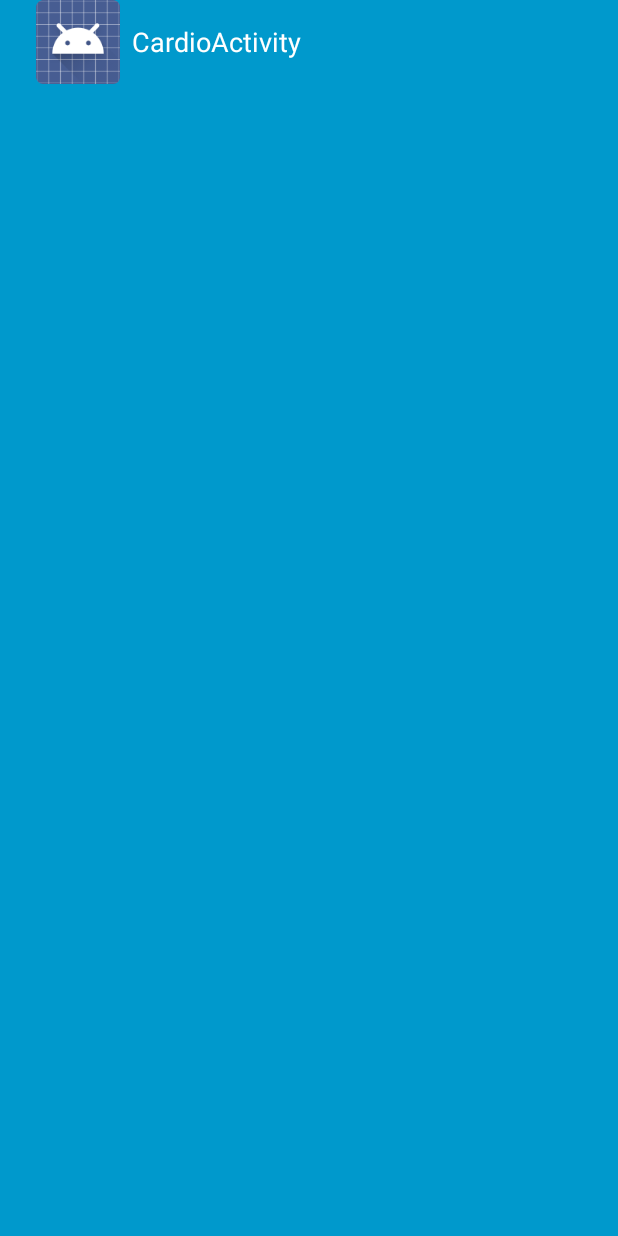
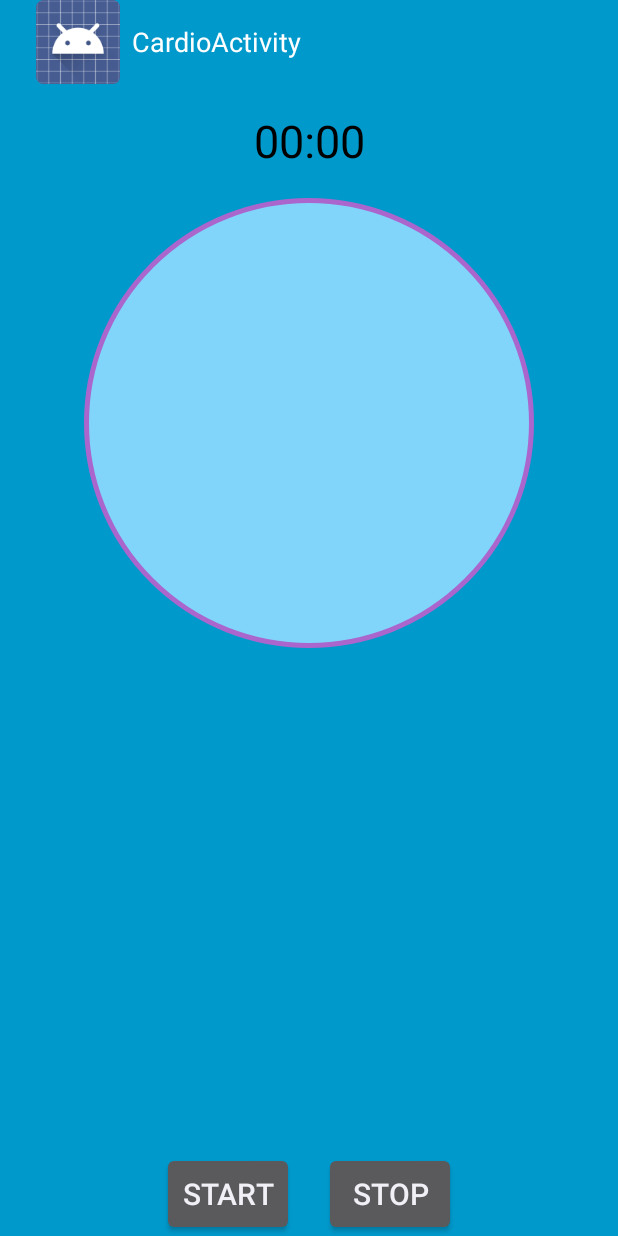
Before and after one commit to gavlaaaaaaaa/Gymify-for-Android, an Android app: the CardioActivity screen opened directly, with no data from a screen before it, on a phone screen of 412 x 824 dp. Run offline under Robolectric (Android 15) with nearby library versions, the phone set to English and light mode, and no system bars.

Commit message:
Improved step tracket CardioActivity page- added timer

```diff
--- a/gymify/src/main/java/com/gav/gymify/CardioActivity.java
+++ b/gymify/src/main/java/com/gav/gymify/CardioActivity.java
@@ -1,20 +1,31 @@
 package com.gav.gymify;
 
 import android.content.Context;
+import android.content.DialogInterface;
 import android.hardware.Sensor;
 import android.hardware.SensorEvent;
 import android.hardware.SensorEventListener;
 import android.hardware.SensorManager;
 import android.os.Bundle;
 import android.app.Activity;
+import android.os.SystemClock;
+import android.view.View;
+import android.view.animation.Animation;
+import android.view.animation.ScaleAnimation;
+import android.widget.Button;
+import android.widget.Chronometer;
+import android.widget.RelativeLayout;
 import android.widget.TextView;
 
-public class CardioActivity extends Activity implements SensorEventListener {
+public class CardioActivity extends Activity implements SensorEventListener, View.OnClickListener{
 
 
     private SensorManager mSensorManager;
     private Sensor mStepDetectorSensor;
     private TextView detectorTV;
+    private Chronometer chronometer;
+    private RelativeLayout circleLayout;
+    private long steps = 0;
 
     @Override
     protected void onCreate(Bundle savedInstanceState) {
@@ -22,9 +33,14 @@ public class CardioActivity extends Activity implements SensorEventListener {
         setContentView(R.layout.activity_cardio);
 
         detectorTV = (TextView)findViewById(R.id.detector);
+        chronometer = (Chronometer) findViewById(R.id.chronometer);
+        //circleLayout = (RelativeLayout) findViewById(R.id.circleLayout);
+        findViewById(R.id.startBtn).setOnClickListener(this);
+        findViewById(R.id.stopBtn).setOnClickListener(this);
 
         mSensorManager = (SensorManager) getSystemService(Context.SENSOR_SERVICE);
         mStepDetectorSensor = mSensorManager.getDefaultSensor(Sensor.TYPE_STEP_DETECTOR);
+
     }
 
 
@@ -40,8 +56,8 @@ public class CardioActivity extends Activity implements SensorEventListener {
 
 
         if (sensor.getType() == Sensor.TYPE_STEP_DETECTOR) {
-            // For test only. Only allowed value is 1.0 i.e. for step taken
-            detectorTV.setText("Step Detector Detected : " + value);
+            steps++;
+            detectorTV.setText("Steps\n" + steps);
         }
     }
 
@@ -64,4 +80,17 @@ public class CardioActivity extends Activity implements SensorEventListener {
     public void onAccuracyChanged(Sensor sensor, int accuracy) {
 
     }
+
+    @Override
+    public void onClick(View v) {
+        switch (v.getId()){
+            case R.id.startBtn:
+                chronometer.setBase(SystemClock.elapsedRealtime());
+                chronometer.start();
+                break;
+            case R.id.stopBtn:
+                chronometer.stop();
+                break;
+        }
+    }
 }
--- a/gymify/src/main/res/drawable/circle.xml
+++ b/gymify/src/main/res/drawable/circle.xml
@@ -2,4 +2,5 @@
 <shape xmlns:android="http://schemas.android.com/apk/res/android"
     android:shape="oval">
     <solid android:color="#81D4FA"/>
+    <stroke android:width="3dp" android:color="@android:color/holo_purple" />
 </shape>
--- a/gymify/src/main/res/layout/activity_cardio.xml
+++ b/gymify/src/main/res/layout/activity_cardio.xml
@@ -1,22 +1,64 @@
 <?xml version="1.0" encoding="utf-8"?>
-<LinearLayout xmlns:android="http://schemas.android.com/apk/res/android"
+<GridLayout
+    android:layout_width="fill_parent"
+    android:layout_height="fill_parent"
+    android:columnCount="1"
+    android:rowCount="3"
+    tools:context="com.gav.gymify.CardioActivity"
     xmlns:tools="http://schemas.android.com/tools"
-    android:layout_width="match_parent"
-    android:layout_height="match_parent"
-    android:paddingBottom="@dimen/activity_vertical_margin"
-    android:paddingLeft="@dimen/activity_horizontal_margin"
-    android:paddingRight="@dimen/activity_horizontal_margin"
-    android:paddingTop="@dimen/activity_vertical_margin"
-    tools:context="com.gav.gymify.CardioActivity">
+    xmlns:android="http://schemas.android.com/apk/res/android">
 
-    <TextView
-        android:id="@+id/counter"
+    <Chronometer
+        android:id="@+id/chronometer"
         android:layout_width="wrap_content"
-        android:layout_height="wrap_content" />
+        android:layout_height="wrap_content"
+        android:format="%s"
+        android:textSize="30sp"
+        android:layout_gravity="center"
+        android:gravity="center"
+        android:layout_row="0"
+        android:layout_margin="10dp"/>
 
-    <TextView
-        android:id="@+id/detector"
-        android:layout_width="wrap_content"
-        android:layout_height="wrap_content" />
+    <!--<RelativeLayout
+        android:id="@+id/circleLayout"
+        android:layout_row="1"
+        android:layout_width="match_parent"
+        android:layout_height="wrap_content"
+        android:layout_centerHorizontal="true">
+-->
+        <TextView
+            android:id="@+id/detector"
+            android:layout_width="300dp"
+            android:layout_height="300dp"
+            android:layout_marginTop="0dp"
+            android:textSize="50sp"
+            android:layout_gravity="center"
+            android:gravity="center"
+            android:background="@drawable/circle"/>
 
-</LinearLayout>
+    <!-- </RelativeLayout> -->
+
+    <LinearLayout
+        android:layout_width="match_parent"
+        android:layout_height="wrap_content"
+        android:orientation="horizontal"
+        android:layout_row="2"
+        android:gravity="center">
+        <Button
+            android:id="@+id/startBtn"
+            android:layout_width="wrap_content"
+            android:layout_height="wrap_content"
+            android:textSize="20sp"
+            android:layout_marginRight="10dp"
+            android:text="START"/>
+        <Button
+            android:id="@+id/stopBtn"
+            android:layout_width="wrap_content"
+            android:layout_height="wrap_content"
+            android:textSize="20sp"
+            android:layout_marginLeft="10dp"
+            android:text="STOP"/>
+    </LinearLayout>
+
+
+</GridLayout>
```
Also changed, not shown: 26 other files.
